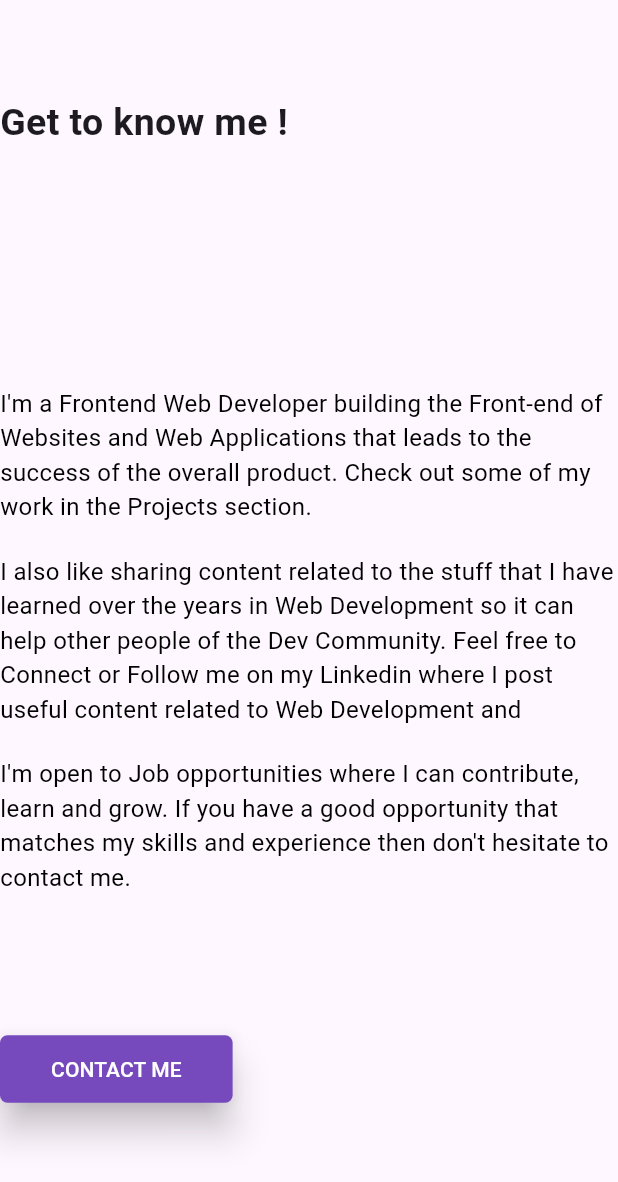
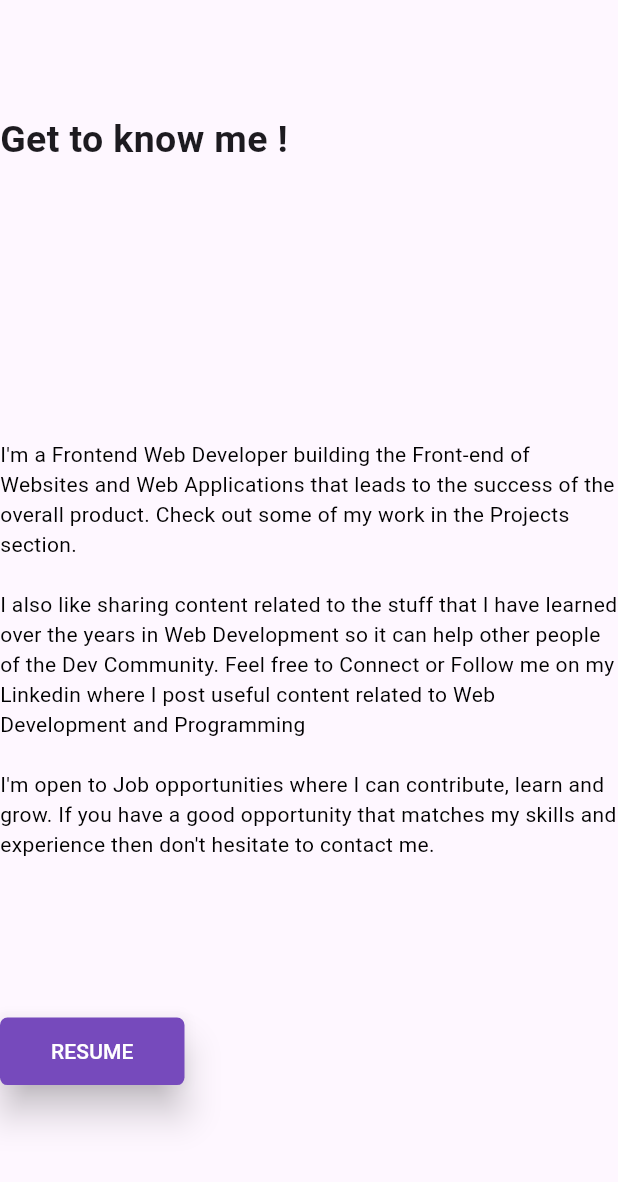
Before and after one commit to Manvendra03/web_portfolio, a Flutter app: the AboutSection widget shown alone on an empty page, opened directly, on a phone screen of 412 x 824 dp. Shown: the top 1182 px of the screen. Run offline on Flutter 3.47's test engine with Material 3 defaults, Android fonts, the phone set to English and light mode, and no system bars; drawn by our look-alikes of auto_size_text; our stand-ins replace flutter_animate, google_fonts; network calls fail.

```diff
--- a/lib/view/screens/about_screen.dart
+++ b/lib/view/screens/about_screen.dart
@@ -1,5 +1,6 @@
 import 'package:auto_size_text/auto_size_text.dart';
 import 'package:flutter/material.dart';
+import 'package:flutter_animate/flutter_animate.dart';
 import 'package:web_portfolio/view/widgets/AboutScreen/about_section.dart';
 import 'package:web_portfolio/view/widgets/AboutScreen/skill_section.dart';
 
--- a/lib/view/widgets/AboutScreen/about_section.dart
+++ b/lib/view/widgets/AboutScreen/about_section.dart
@@ -1,6 +1,6 @@
 import 'package:flutter/material.dart';
 import 'package:web_portfolio/model/constants/constants.dart';
-import 'package:web_portfolio/view/screens/home_screen.dart';
+import 'package:web_portfolio/view/widgets/custom_elevated_button.dart';
 import 'package:web_portfolio/view/widgets/AboutScreen/about_text_widget.dart';
 
 class AboutSection extends StatelessWidget {
@@ -29,7 +29,7 @@ class AboutSection extends StatelessWidget {
             crossAxisAlignment: CrossAxisAlignment.start,
             children: [
               AboutTextWidget(text: about_text_para_1),
-              const SizedBox(
+              SizedBox(
                 height: 20,
                 width: double.infinity,
               ),
@@ -44,7 +44,9 @@ class AboutSection extends StatelessWidget {
             ],
           ),
           CustomElevatedButton(
-            tittle: "CONTACT ME",
+            tittle: "RESUME",
+            url:
+                "https://drive.google.com/file/d/104FhILUAxWG5j1kSXVShgAf0tN-mzrj8/view?usp=sharing",
           ),
         ],
       ),
--- a/lib/view/widgets/AboutScreen/about_text_widget.dart
+++ b/lib/view/widgets/AboutScreen/about_text_widget.dart
@@ -13,7 +13,7 @@ class AboutTextWidget extends StatelessWidget {
       style: TextStyle(color: Colors.black),
       textAlign: TextAlign.start,
       maxFontSize: 22,
-      minFontSize: 16,
+      minFontSize: 12,
       maxLines: 5,
     );
   }
--- /dev/null
+++ b/lib/view/widgets/custom_elevated_button.dart
@@ -0,0 +1,63 @@
+import 'package:flutter/material.dart';
+import 'package:url_launcher/url_launcher.dart';
+
+class CustomElevatedButton extends StatefulWidget {
+  const CustomElevatedButton(
+      {super.key, required this.tittle, required this.url});
+  final String tittle;
+  final String url;
+
+  @override
+  State<CustomElevatedButton> createState() =>
+      _CustomElevatedButtonState(tittle: tittle, url: url);
+}
+
+class _CustomElevatedButtonState extends State<CustomElevatedButton> {
+  final String tittle;
+  bool isHover = false;
+  final String url;
+
+  _CustomElevatedButtonState({required this.tittle, required this.url});
+  @override
+  Widget build(BuildContext context) {
+    return AnimatedContainer(
+      height: 100, //there should be outline/dimensions for the box.
+      //Otherway, You can use positioned widget
+      duration: Duration(milliseconds: 100),
+      padding: EdgeInsets.only(
+          top: (isHover) ? 25 : 30.0, bottom: !(isHover) ? 25 : 30),
+      child: InkWell(
+        onTap: () {},
+        child: ElevatedButton(
+          onPressed: () async {
+            final Uri _url = Uri.parse(url);
+            if (url != 'empty' && !await launchUrl(_url)) {
+              throw Exception('Could not launch $_url');
+            }
+          },
+          style: ButtonStyle(
+              elevation: MaterialStatePropertyAll(10),
+              shape: MaterialStateProperty.all(RoundedRectangleBorder(
+                  borderRadius: BorderRadius.circular(5.0),
+                  side: BorderSide.none)),
+              backgroundColor:
+                  MaterialStateProperty.all(const Color(0xff764ABC))),
+          child: Padding(
+            padding: const EdgeInsets.all(10.0),
+            child: Text(
+              tittle,
+              style: const TextStyle(color: Colors.white),
+            ),
+          ),
+        ),
+        onHover: (val) {
+          setState(() {
+            isHover = val;
+          });
+        },
+      ),
+      /*val--->true when user brings in mouse
+         val---> false when brings out his mouse*/
+    );
+  }
+}
--- a/pubspec.yaml
+++ b/pubspec.yaml
@@ -38,6 +38,7 @@ dependencies:
   auto_size_text: ^3.0.0
   google_fonts: ^6.1.0
   flutter_animate: ^4.3.0
+  url_launcher: ^6.2.2
 
 dev_dependencies:
   flutter_test:
```
Also changed, not shown: lib/main.dart (+31 -26 lines), lib/model/constants/project_list.dart (added, +34 -0 lines), lib/model/project_card.dart (added, +10 -0 lines), lib/view/screens/contact_screen.dart (+67 -4 lines), lib/view/screens/home_screen.dart (+42 -58 lines), lib/view/screens/project_screen.dart (+7 -4 lines), lib/view/widgets/social_media_bar.dart (+10 -6 lines), lib/view/widgets/social_media_button.dart (+8 -3 lines), assets/immge.jpg (added), pubspec.lock, 5 other files.
